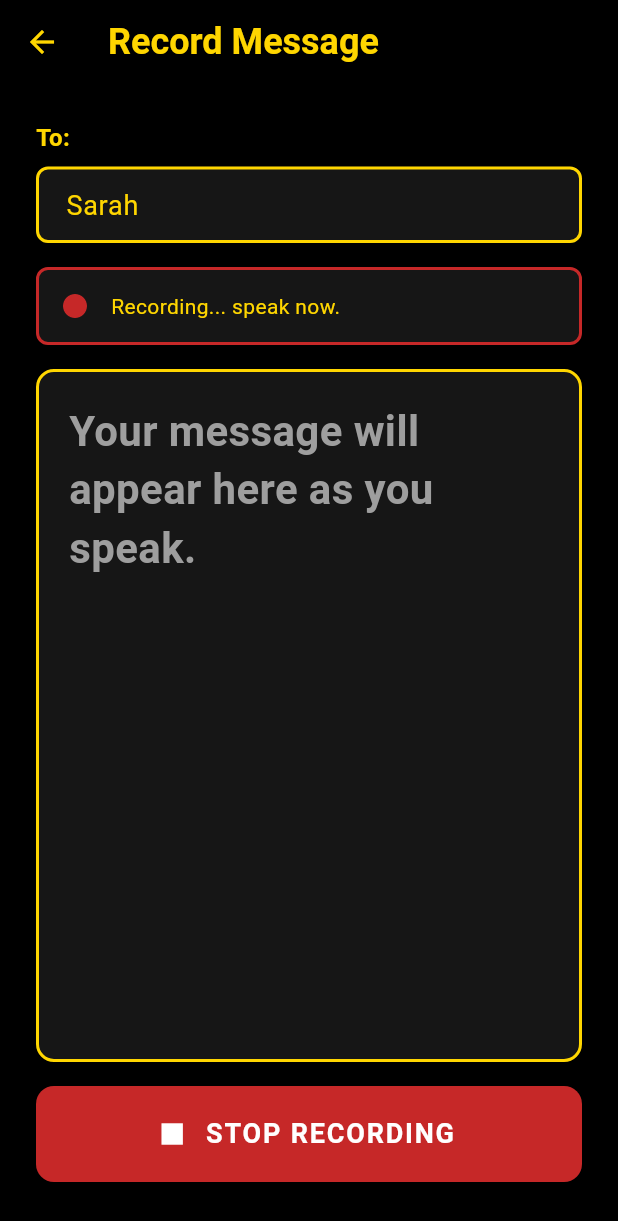
After one commit to b-kraus/care_connect_hearing, a Flutter app: the RecordMessageScreen screen opened directly, after a tap on "START RECORDING", on a phone screen of 412 x 824 dp. The commit adds this screen. Shown: the top 1221 px of the screen. Run offline on Flutter 3.47's test engine with Material 3 defaults, Android fonts, the phone set to English and light mode, and no system bars; our stand-ins replace speech_to_text.

Commit message:
Add Record Message screen with speech-to-text and wire from Read Message

```diff
--- a/mobile/main/lib/read_message_screen.dart
+++ b/mobile/main/lib/read_message_screen.dart
@@ -1,5 +1,6 @@
 import 'package:flutter/material.dart';
 import 'package:speech_to_text/speech_to_text.dart' as stt;
+import 'record_message_screen.dart';
 
 class ReadMessageScreen extends StatefulWidget {
   const ReadMessageScreen({super.key});
@@ -81,6 +82,12 @@ class _ReadMessageScreenState extends State<ReadMessageScreen> {
   @override
   Widget build(BuildContext context) {
     return Scaffold(
+      floatingActionButton: FloatingActionButton.extended(
+        onPressed: () { Navigator.push(context, MaterialPageRoute(builder: (context) => const RecordMessageScreen())); },
+        backgroundColor: const Color(0xFF1565C0),
+        icon: const Icon(Icons.edit, color: Colors.white),
+        label: const Text('New Message', style: TextStyle(color: Colors.white, fontWeight: FontWeight.bold)),
+      ),
       backgroundColor: const Color(0xFF000000),
       appBar: AppBar(
         backgroundColor: const Color(0xFF000000),
--- /dev/null
+++ b/mobile/main/lib/record_message_screen.dart
@@ -0,0 +1,247 @@
+import 'package:flutter/material.dart';
+import 'package:speech_to_text/speech_to_text.dart' as stt;
+
+class RecordMessageScreen extends StatefulWidget {
+  const RecordMessageScreen({super.key});
+
+  @override
+  State<RecordMessageScreen> createState() => _RecordMessageScreenState();
+}
+
+class _RecordMessageScreenState extends State<RecordMessageScreen> {
+  final stt.SpeechToText _speech = stt.SpeechToText();
+  final TextEditingController _recipientController = TextEditingController(text: 'Sarah');
+  bool _isListening = false;
+  bool _speechAvailable = false;
+  String _recordedText = '';
+  String _statusMessage = 'Initializing...';
+
+  @override
+  void initState() {
+    super.initState();
+    _initSpeech();
+  }
+
+  @override
+  void dispose() {
+    _recipientController.dispose();
+    super.dispose();
+  }
+
+  Future<void> _initSpeech() async {
+    final available = await _speech.initialize(
+      onStatus: (status) {
+        setState(() {
+          _statusMessage = 'Status: \$status';
+          if (status == 'done' || status == 'notListening') {
+            _isListening = false;
+          }
+        });
+      },
+      onError: (error) {
+        setState(() {
+          _statusMessage = 'Error: \${error.errorMsg}';
+          _isListening = false;
+        });
+      },
+    );
+    setState(() {
+      _speechAvailable = available;
+      _statusMessage = available
+          ? 'Ready. Tap the microphone to start recording.'
+          : 'Speech recognition not available on this device';
+    });
+  }
+
+  Future<void> _startRecording() async {
+    if (!_speechAvailable) return;
+    setState(() {
+      _recordedText = '';
+      _isListening = true;
+      _statusMessage = 'Recording... speak now.';
+    });
+    await _speech.listen(
+      onResult: (result) {
+        setState(() {
+          _recordedText = result.recognizedWords;
+        });
+      },
+      listenFor: const Duration(seconds: 60),
+      pauseFor: const Duration(seconds: 3),
+      partialResults: true,
+      cancelOnError: true,
+    );
+  }
+
+  Future<void> _stopRecording() async {
+    await _speech.stop();
+    setState(() {
+      _isListening = false;
+      _statusMessage = _recordedText.isEmpty
+          ? 'Nothing recorded. Try again.'
+          : 'Recording complete. Review and send.';
+    });
+  }
+
+  void _sendMessage() {
+    if (_recordedText.isEmpty) return;
+    final recipient = _recipientController.text;
+    ScaffoldMessenger.of(context).showSnackBar(
+      SnackBar(
+        content: Text('Message sent to \$recipient'),
+        backgroundColor: const Color(0xFF2E7D32),
+      ),
+    );
+    Future.delayed(const Duration(seconds: 2), () {
+      if (mounted) Navigator.pop(context);
+    });
+  }
+
+  void _clearRecording() {
+    setState(() {
+      _recordedText = '';
+      _statusMessage = 'Ready. Tap the microphone to start recording.';
+    });
+  }
+
+  @override
+  Widget build(BuildContext context) {
+    return Scaffold(
+      backgroundColor: const Color(0xFF000000),
+      appBar: AppBar(
+        backgroundColor: const Color(0xFF000000),
+        iconTheme: const IconThemeData(color: Color(0xFFFFD600)),
+        elevation: 0,
+        title: const Text(
+          'Record Message',
+          style: TextStyle(color: Color(0xFFFFD600), fontSize: 24, fontWeight: FontWeight.bold),
+        ),
+      ),
+      body: SafeArea(
+        child: Padding(
+          padding: const EdgeInsets.all(24.0),
+          child: Column(
+            crossAxisAlignment: CrossAxisAlignment.stretch,
+            children: [
+              const Text('To:', style: TextStyle(color: Color(0xFFFFD600), fontSize: 16, fontWeight: FontWeight.bold)),
+              const SizedBox(height: 8),
+              TextField(
+                controller: _recipientController,
+                style: const TextStyle(color: Color(0xFFFFD600), fontSize: 18),
+                decoration: InputDecoration(
+                  filled: true,
+                  fillColor: const Color(0xFF161616),
+                  enabledBorder: OutlineInputBorder(
+                    borderRadius: BorderRadius.circular(8),
+                    borderSide: const BorderSide(color: Color(0xFFFFD600), width: 2),
+                  ),
+                  focusedBorder: OutlineInputBorder(
+                    borderRadius: BorderRadius.circular(8),
+                    borderSide: const BorderSide(color: Color(0xFFFFD600), width: 2),
+                  ),
+                  contentPadding: const EdgeInsets.symmetric(horizontal: 16, vertical: 12),
+                ),
+              ),
+              const SizedBox(height: 16),
+              Container(
+                padding: const EdgeInsets.all(12),
+                decoration: BoxDecoration(
+                  color: const Color(0xFF161616),
+                  borderRadius: BorderRadius.circular(8),
+                  border: Border.all(
+                    color: _isListening ? const Color(0xFFC62828) : const Color(0xFF333333),
+                    width: 2,
+                  ),
+                ),
+                child: Row(
+                  children: [
+                    Icon(
+                      _isListening ? Icons.fiber_manual_record : Icons.mic_off,
+                      color: _isListening ? const Color(0xFFC62828) : Colors.grey,
+                      size: 24,
+                    ),
+                    const SizedBox(width: 12),
+                    Expanded(
+                      child: Text(_statusMessage, style: const TextStyle(color: Color(0xFFFFD600), fontSize: 14)),
+                    ),
+                  ],
+                ),
+              ),
+              const SizedBox(height: 16),
+              Expanded(
+                child: Container(
+                  width: double.infinity,
+                  padding: const EdgeInsets.all(20),
+                  decoration: BoxDecoration(
+                    color: const Color(0xFF161616),
+                    borderRadius: BorderRadius.circular(12),
+                    border: Border.all(color: const Color(0xFFFFD600), width: 2),
+                  ),
+                  child: SingleChildScrollView(
+                    child: Text(
+                      _recordedText.isEmpty ? 'Your message will appear here as you speak.' : _recordedText,
+                      style: TextStyle(
+                        color: _recordedText.isEmpty ? Colors.grey : const Color(0xFFFFD600),
+                        fontSize: 28,
+                        fontWeight: FontWeight.w600,
+                        height: 1.4,
+                      ),
+                    ),
+                  ),
+                ),
+              ),
+              const SizedBox(height: 16),
+              SizedBox(
+                width: double.infinity,
+                height: 64,
+                child: ElevatedButton.icon(
+                  onPressed: _speechAvailable ? (_isListening ? _stopRecording : _startRecording) : null,
+                  icon: Icon(_isListening ? Icons.stop : Icons.mic, color: Colors.white, size: 28),
+                  label: Text(
+                    _isListening ? 'STOP RECORDING' : 'START RECORDING',
+                    style: const TextStyle(color: Colors.white, fontSize: 18, fontWeight: FontWeight.bold, letterSpacing: 1.2),
+                  ),
+                  style: ElevatedButton.styleFrom(
+                    backgroundColor: _isListening ? const Color(0xFFC62828) : const Color(0xFF1565C0),
+                    shape: RoundedRectangleBorder(borderRadius: BorderRadius.circular(12)),
+                  ),
+                ),
+              ),
+              const SizedBox(height: 12),
+              if (_recordedText.isNotEmpty && !_isListening)
+                Row(
+                  children: [
+                    Expanded(
+                      child: OutlinedButton(
+                        onPressed: _clearRecording,
+                        style: OutlinedButton.styleFrom(
+                          side: const BorderSide(color: Color(0xFFFFD600), width: 2),
+                          padding: const EdgeInsets.symmetric(vertical: 16),
+                          shape: RoundedRectangleBorder(borderRadius: BorderRadius.circular(8)),
+                        ),
+                        child: const Text('CLEAR', style: TextStyle(color: Color(0xFFFFD600), fontSize: 16, fontWeight: FontWeight.bold)),
+                      ),
+                    ),
+                    const SizedBox(width: 12),
+                    Expanded(
+                      flex: 2,
+                      child: ElevatedButton.icon(
+                        onPressed: _sendMessage,
+                        icon: const Icon(Icons.send, color: Colors.white, size: 20),
+                        label: const Text('SEND', style: TextStyle(color: Colors.white, fontSize: 16, fontWeight: FontWeight.bold, letterSpacing: 1.2)),
+                        style: ElevatedButton.styleFrom(
+                          backgroundColor: const Color(0xFF2E7D32),
+                          padding: const EdgeInsets.symmetric(vertical: 16),
+                          shape: RoundedRectangleBorder(borderRadius: BorderRadius.circular(8)),
+                        ),
+                      ),
+                    ),
+                  ],
+                ),
+            ],
+          ),
+        ),
+      ),
+    );
+  }
+}
```
